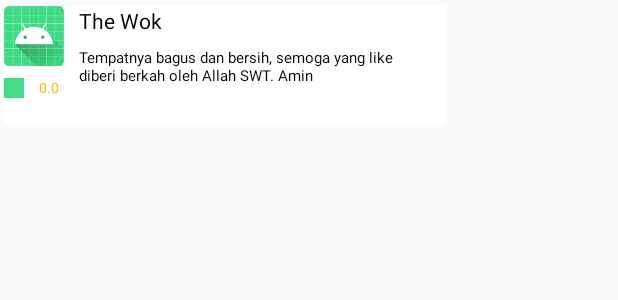
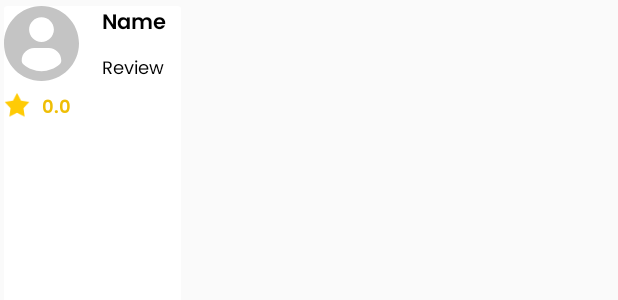
Before and after one commit to captvelsky/Atasiwirapp, an Android app: the layout layout_review.xml on its own in the app's theme, with its tools: preview values and no code run, on a phone screen of 412 x 824 dp. Shown: the top 300 px of the screen. Run offline under Robolectric (Android 15) with nearby library versions, the phone set to English and light mode, and no system bars.

Commit message:
set database, gmaps intent, and review page

```diff
--- /dev/null
+++ b/app/src/main/res/drawable/img_profile_pic_grey.xml
@@ -0,0 +1,12 @@
+<vector xmlns:android="http://schemas.android.com/apk/res/android"
+    android:width="40dp"
+    android:height="40dp"
+    android:viewportWidth="40"
+    android:viewportHeight="40">
+  <path
+      android:pathData="M6.1495,20.6448a13.6168,15.3738 0,1 0,27.2336 0a13.6168,15.3738 0,1 0,-27.2336 0z"
+      android:fillColor="#ffffff"/>
+  <path
+      android:pathData="M20,0.0009C8.9555,0.0009 0,8.9546 0,20C0,31.0454 8.9546,39.9991 20,39.9991C31.0463,39.9991 40,31.0454 40,20C40,8.9546 31.0463,0.0009 20,0.0009ZM20,5.9809C23.6546,5.9809 26.616,8.9432 26.616,12.596C26.616,16.2497 23.6546,19.2111 20,19.2111C16.3472,19.2111 13.3858,16.2497 13.3858,12.596C13.3858,8.9432 16.3472,5.9809 20,5.9809ZM19.9956,34.7703C16.3507,34.7703 13.0124,33.4429 10.4375,31.2457C9.8102,30.7107 9.4483,29.9262 9.4483,29.103C9.4483,25.3984 12.4466,22.4335 16.1522,22.4335H23.8496C27.556,22.4335 30.5429,25.3984 30.5429,29.103C30.5429,29.9271 30.1827,30.7098 29.5546,31.2448C26.9806,33.4429 23.6414,34.7703 19.9956,34.7703Z"
+      android:fillColor="#C4C4C4"/>
+</vector>
--- a/app/src/main/res/layout/activity_add_review.xml
+++ b/app/src/main/res/layout/activity_add_review.xml
@@ -102,7 +102,7 @@
     <EditText
         android:id="@+id/txtAddReviewName"
         android:layout_width="330dp"
-        android:layout_height="32dp"
+        android:layout_height="40dp"
         android:layout_marginTop="40dp"
         android:background="@drawable/bg_input"
         android:ems="10"
--- a/app/src/main/res/layout/activity_wisata.xml
+++ b/app/src/main/res/layout/activity_wisata.xml
@@ -108,13 +108,14 @@
             android:adjustViewBounds="true"
             android:scaleType="centerCrop"
             app:layout_constraintEnd_toEndOf="parent"
+            app:layout_constraintHorizontal_bias="0.571"
             app:layout_constraintStart_toStartOf="parent"
             app:layout_constraintTop_toTopOf="parent"
             app:srcCompat="@drawable/bromo" />
 
         <androidx.recyclerview.widget.RecyclerView
             android:id="@+id/rvReview"
-            android:layout_width="330dp"
+            android:layout_width="348dp"
             android:layout_height="240dp"
             android:layout_marginTop="18dp"
             app:layout_constraintEnd_toEndOf="parent"
--- a/app/src/main/res/layout/layout_review.xml
+++ b/app/src/main/res/layout/layout_review.xml
@@ -1,56 +1,61 @@
 <?xml version="1.0" encoding="utf-8"?>
 <androidx.cardview.widget.CardView xmlns:android="http://schemas.android.com/apk/res/android"
     xmlns:app="http://schemas.android.com/apk/res-auto"
-    android:layout_width="300dp"
+    android:layout_width="wrap_content"
     android:layout_height="wrap_content"
     app:cardElevation="0dp"
     app:cardUseCompatPadding="true">
 
     <RelativeLayout
-        android:layout_width="match_parent"
-        android:layout_height="79dp">
+        android:layout_width="wrap_content"
+        android:layout_height="wrap_content"
+        android:layout_marginBottom="20dp">
 
         <ImageView
             android:id="@+id/imgReviewPic"
-            android:layout_width="40dp"
-            android:layout_height="40dp"
-            android:src="@mipmap/ic_launcher" />
+            android:layout_width="50dp"
+            android:layout_height="50dp"
+            android:src="@drawable/img_profile_pic_grey" />
 
         <TextView
             android:id="@+id/reviewName"
             android:layout_width="wrap_content"
             android:layout_height="wrap_content"
-            android:layout_marginStart="10dp"
+            android:layout_marginStart="15dp"
             android:layout_marginTop="0dp"
             android:layout_toEndOf="@id/imgReviewPic"
-            android:text="The Wok"
+            android:fontFamily="@font/poppins_semibold"
+            android:text="Name"
             android:textColor="#000"
             android:textSize="14sp" />
 
 
         <ImageView
             android:id="@+id/imgReviewStar"
-            android:layout_width="13dp"
-            android:layout_height="13dp"
+            android:layout_width="17dp"
+            android:layout_height="17dp"
             android:layout_below="@+id/imgReviewPic"
             android:layout_alignParentStart="true"
             android:layout_marginStart="0dp"
             android:layout_marginTop="8dp"
-            app:srcCompat="@drawable/ic_launcher_background" />
+            app:srcCompat="@drawable/ic_star" />
 
         <TextView
             android:id="@+id/reviewRating"
-            android:layout_width="13dp"
-            android:layout_height="13dp"
-            android:layout_below="@+id/imgReviewPic"
+            android:layout_width="20dp"
+            android:layout_height="20dp"
+            android:layout_alignTop="@+id/imgReviewStar"
             android:layout_alignEnd="@+id/imgReviewPic"
-            android:layout_marginStart="10dp"
-            android:layout_marginTop="8dp"
+            android:layout_alignBottom="@+id/imgReviewStar"
+            android:layout_marginStart="8dp"
+            android:layout_marginTop="0dp"
             android:layout_marginEnd="0dp"
+            android:layout_marginBottom="0dp"
             android:layout_toEndOf="@+id/imgReviewStar"
+            android:fontFamily="@font/poppins_semibold"
             android:text="0.0"
             android:textColor="#EFBE05"
-            android:textSize="9sp" />
+            android:textSize="12sp" />
 
         <TextView
             android:id="@+id/reviewDesc"
@@ -58,12 +63,15 @@
             android:layout_height="wrap_content"
             android:layout_below="@+id/reviewName"
             android:layout_alignStart="@+id/reviewName"
+            android:layout_alignParentBottom="true"
             android:layout_marginStart="0dp"
             android:layout_marginTop="8dp"
             android:layout_marginEnd="11dp"
-            android:text="Tempatnya bagus dan bersih, semoga yang like diberi berkah oleh Allah SWT. Amin"
+            android:layout_marginBottom="0dp"
+            android:fontFamily="@font/poppins"
+            android:text="Review"
             android:textColor="#000"
-            android:textSize="10sp" />
+            android:textSize="12sp" />
     </RelativeLayout>
 
 </androidx.cardview.widget.CardView>
--- a/app/src/main/res/layout/layout_wisata.xml
+++ b/app/src/main/res/layout/layout_wisata.xml
@@ -41,8 +41,8 @@
                 android:id="@+id/imgMenuWisataStar"
                 android:layout_width="12dp"
                 android:layout_height="12dp"
-                android:src="@drawable/ic_star"
-                android:layout_centerVertical="true"/>
+                android:layout_centerVertical="true"
+                android:src="@drawable/ic_star" />
 
             <TextView
                 android:id="@+id/wisataRating"
```
Also changed, not shown: app/src/main/java/com/example/atasiwirapp/AddReview.java (+14 -3 lines), app/src/main/java/com/example/atasiwirapp/Login.java (+2 -11 lines), app/src/main/java/com/example/atasiwirapp/MainActivity.java (+14 -0 lines), app/src/main/java/com/example/atasiwirapp/Register.java (+6 -1 lines), app/src/main/java/com/example/atasiwirapp/Wisata.java (+15 -4 lines), app/src/main/res/drawable/img_profile_pic_blue.xml (added, +12 -0 lines).
